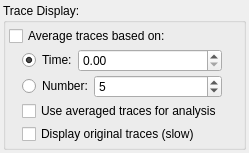
Above: acq4/analysis/modules/STDPAnalyzer/STDPControlTemplate.ui from acq4/acq4 before the change. Below: the same form after it.
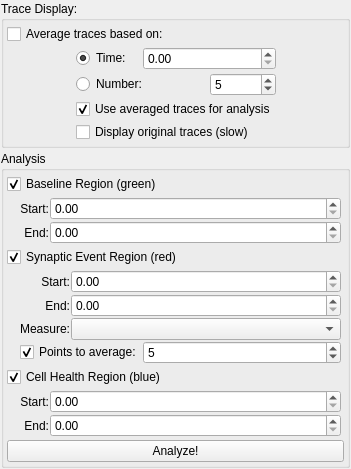
That is the form after the change. Custom widgets are drawn as their Qt base class.

Commit message: got UI set up for analysis

The edit to the form file:
```diff
--- a/acq4/analysis/modules/STDPAnalyzer/STDPControlTemplate.ui
+++ b/acq4/analysis/modules/STDPAnalyzer/STDPControlTemplate.ui
@@ -6,16 +6,16 @@
    <rect>
     <x>0</x>
     <y>0</y>
-    <width>249</width>
-    <height>139</height>
+    <width>351</width>
+    <height>463</height>
    </rect>
   </property>
   <property name="windowTitle">
    <string>Form</string>
   </property>
-  <layout class="QGridLayout" name="gridLayout">
+  <layout class="QGridLayout" name="gridLayout_7">
    <property name="margin">
-    <number>3</number>
+    <number>1</number>
    </property>
    <property name="spacing">
     <number>3</number>
@@ -25,7 +25,7 @@
      <property name="title">
       <string>Trace Display:</string>
      </property>
-     <layout class="QGridLayout" name="gridLayout_3" columnstretch="0,1,0">
+     <layout class="QGridLayout" name="gridLayout_3" columnstretch="0,0,0">
       <property name="margin">
        <number>3</number>
       </property>
@@ -40,7 +40,7 @@
        </widget>
       </item>
       <item row="1" column="1">
-       <layout class="QGridLayout" name="gridLayout_2" columnstretch="0,0,4">
+       <layout class="QGridLayout" name="gridLayout_2" columnstretch="0,0,0">
         <property name="horizontalSpacing">
          <number>1</number>
         </property>
@@ -78,6 +78,9 @@
           <property name="text">
            <string>Use averaged traces for analysis</string>
           </property>
+          <property name="checked">
+           <bool>true</bool>
+          </property>
          </widget>
         </item>
         <item row="1" column="2">
@@ -108,6 +111,19 @@
         </item>
        </layout>
       </item>
+      <item row="2" column="1" colspan="2">
+       <spacer name="verticalSpacer">
+        <property name="orientation">
+         <enum>Qt::Vertical</enum>
+        </property>
+        <property name="sizeHint" stdset="0">
+         <size>
+          <width>20</width>
+          <height>40</height>
+         </size>
+        </property>
+       </spacer>
+      </item>
       <item row="1" column="0">
        <spacer name="horizontalSpacer">
         <property name="orientation">
@@ -131,7 +147,7 @@
         </property>
         <property name="sizeHint" stdset="0">
          <size>
-          <width>40</width>
+          <width>0</width>
           <height>20</height>
          </size>
         </property>
@@ -140,22 +156,302 @@
      </layout>
     </widget>
    </item>
-   <item row="1" column="0">
-    <spacer name="verticalSpacer">
+   <item row="2" column="0">
+    <spacer name="verticalSpacer_3">
      <property name="orientation">
       <enum>Qt::Vertical</enum>
      </property>
      <property name="sizeHint" stdset="0">
       <size>
-       <width>20</width>
-       <height>40</height>
+       <width>244</width>
+       <height>0</height>
       </size>
      </property>
     </spacer>
    </item>
+   <item row="1" column="0">
+    <widget class="QGroupBox" name="analysisGroup">
+     <property name="title">
+      <string>Analysis</string>
+     </property>
+     <layout class="QGridLayout" name="gridLayout_4" columnstretch="0,5,0">
+      <property name="margin">
+       <number>3</number>
+      </property>
+      <property name="spacing">
+       <number>3</number>
+      </property>
+      <item row="0" column="0" colspan="2">
+       <widget class="QCheckBox" name="baselineCheck">
+        <property name="text">
+         <string>Baseline Region (green)</string>
+        </property>
+        <property name="checked">
+         <bool>true</bool>
+        </property>
+       </widget>
+      </item>
+      <item row="1" column="1">
+       <layout class="QGridLayout" name="gridLayout" columnstretch="0,5,0">
+        <property name="spacing">
+         <number>1</number>
+        </property>
+        <item row="0" column="0">
+         <widget class="QLabel" name="label">
+          <property name="text">
+           <string>Start:</string>
+          </property>
+          <property name="alignment">
+           <set>Qt::AlignRight|Qt::AlignTrailing|Qt::AlignVCenter</set>
+          </property>
+         </widget>
+        </item>
+        <item row="0" column="1">
+         <widget class="SpinBox" name="baselineStartSpin"/>
+        </item>
+        <item row="1" column="0">
+         <widget class="QLabel" name="label_2">
+          <property name="text">
+           <string>End:</string>
+          </property>
+          <property name="alignment">
+           <set>Qt::AlignRight|Qt::AlignTrailing|Qt::AlignVCenter</set>
+          </property>
+         </widget>
+        </item>
+        <item row="1" column="1">
+         <widget class="SpinBox" name="baselineEndSpin"/>
+        </item>
+       </layout>
+      </item>
+      <item row="2" column="0" colspan="2">
+       <widget class="QCheckBox" name="pspCheck">
+        <property name="text">
+         <string>Synaptic Event Region (red)</string>
+        </property>
+        <property name="checked">
+         <bool>true</bool>
+        </property>
+       </widget>
+      </item>
+      <item row="3" column="1">
+       <layout class="QGridLayout" name="gridLayout_5" columnstretch="0,1,3">
+        <property name="spacing">
+         <number>1</number>
+        </property>
+        <item row="0" column="0">
+         <widget class="QLabel" name="label_3">
+          <property name="text">
+           <string>Start:</string>
+          </property>
+          <property name="alignment">
+           <set>Qt::AlignRight|Qt::AlignTrailing|Qt::AlignVCenter</set>
+          </property>
+         </widget>
+        </item>
+        <item row="0" column="1" colspan="2">
+         <widget class="SpinBox" name="pspStartSpin"/>
+        </item>
+        <item row="1" column="0">
+         <widget class="QLabel" name="label_4">
+          <property name="text">
+           <string>End:</string>
+          </property>
+          <property name="alignment">
+           <set>Qt::AlignRight|Qt::AlignTrailing|Qt::AlignVCenter</set>
+          </property>
+         </widget>
+        </item>
+        <item row="1" column="1" colspan="2">
+         <widget class="SpinBox" name="pspEndSpin"/>
+        </item>
+        <item row="2" column="0">
+         <widget class="QLabel" name="label_7">
+          <property name="text">
+           <string>Measure:</string>
+          </property>
+          <property name="alignment">
+           <set>Qt::AlignRight|Qt::AlignTrailing|Qt::AlignVCenter</set>
+          </property>
+         </widget>
+        </item>
+        <item row="3" column="0" colspan="2">
+         <widget class="QCheckBox" name="pointsToAvgSpin">
+          <property name="text">
+           <string>Points to average:</string>
+          </property>
+          <property name="checked">
+           <bool>true</bool>
+          </property>
+         </widget>
+        </item>
+        <item row="2" column="1" colspan="2">
+         <widget class="ComboBox" name="measureModeCombo"/>
+        </item>
+        <item row="3" column="2">
+         <widget class="SpinBox" name="measureAvgSpin">
+          <property name="decimals">
+           <number>0</number>
+          </property>
+          <property name="value">
+           <double>5.000000000000000</double>
+          </property>
+         </widget>
+        </item>
+       </layout>
+      </item>
+      <item row="4" column="0" colspan="2">
+       <widget class="QCheckBox" name="healthCheck">
+        <property name="text">
+         <string>Cell Health Region (blue)</string>
+        </property>
+        <property name="checked">
+         <bool>true</bool>
+        </property>
+       </widget>
+      </item>
+      <item row="5" column="1">
+       <layout class="QGridLayout" name="gridLayout_6" columnstretch="0,5">
+        <property name="spacing">
+         <number>1</number>
+        </property>
+        <item row="0" column="1">
+         <widget class="SpinBox" name="healthStartSpin"/>
+        </item>
+        <item row="1" column="0">
+         <widget class="QLabel" name="label_6">
+          <property name="text">
+           <string>End:</string>
+          </property>
+          <property name="alignment">
+           <set>Qt::AlignRight|Qt::AlignTrailing|Qt::AlignVCenter</set>
+          </property>
+         </widget>
+        </item>
+        <item row="1" column="1">
+         <widget class="SpinBox" name="healthEndSpin"/>
+        </item>
+        <item row="0" column="0">
+         <widget class="QLabel" name="label_5">
+          <property name="text">
+           <string>Start:</string>
+          </property>
+          <property name="alignment">
+           <set>Qt::AlignRight|Qt::AlignTrailing|Qt::AlignVCenter</set>
+          </property>
+         </widget>
+        </item>
+       </layout>
+      </item>
+      <item row="7" column="0" colspan="3">
+       <widget class="QPushButton" name="pushButton">
+        <property name="text">
+         <string>Analyze!</string>
+        </property>
+       </widget>
+      </item>
+      <item row="6" column="1">
+       <spacer name="verticalSpacer_2">
+        <property name="orientation">
+         <enum>Qt::Vertical</enum>
+        </property>
+        <property name="sizeHint" stdset="0">
+         <size>
+          <width>20</width>
+          <height>40</height>
+         </size>
+        </property>
+       </spacer>
+      </item>
+      <item row="1" column="0">
+       <spacer name="horizontalSpacer_3">
+        <property name="orientation">
+         <enum>Qt::Horizontal</enum>
+        </property>
+        <property name="sizeHint" stdset="0">
+         <size>
+          <width>10</width>
+          <height>20</height>
+         </size>
+        </property>
+       </spacer>
+      </item>
+      <item row="3" column="0">
+       <spacer name="horizontalSpacer_4">
+        <property name="orientation">
+         <enum>Qt::Horizontal</enum>
+        </property>
+        <property name="sizeHint" stdset="0">
+         <size>
+          <width>10</width>
+          <height>20</height>
+         </size>
+        </property>
+       </spacer>
+      </item>
+      <item row="5" column="0">
+       <spacer name="horizontalSpacer_5">
+        <property name="orientation">
+         <enum>Qt::Horizontal</enum>
+        </property>
+        <property name="sizeHint" stdset="0">
+         <size>
+          <width>10</width>
+          <height>20</height>
+         </size>
+        </property>
+       </spacer>
+      </item>
+      <item row="1" column="2">
+       <spacer name="horizontalSpacer_6">
+        <property name="orientation">
+         <enum>Qt::Horizontal</enum>
+        </property>
+        <property name="sizeHint" stdset="0">
+         <size>
+          <width>0</width>
+          <height>20</height>
+         </size>
+        </property>
+       </spacer>
+      </item>
+      <item row="3" column="2">
+       <spacer name="horizontalSpacer_7">
+        <property name="orientation">
+         <enum>Qt::Horizontal</enum>
+        </property>
+        <property name="sizeHint" stdset="0">
+         <size>
+          <width>0</width>
+          <height>20</height>
+         </size>
+        </property>
+       </spacer>
+      </item>
+      <item row="5" column="2">
+       <spacer name="horizontalSpacer_8">
+        <property name="orientation">
+         <enum>Qt::Horizontal</enum>
+        </property>
+        <property name="sizeHint" stdset="0">
+         <size>
+          <width>0</width>
+          <height>20</height>
+         </size>
+        </property>
+       </spacer>
+      </item>
+     </layout>
+    </widget>
+   </item>
   </layout>
  </widget>
  <customwidgets>
+  <customwidget>
+   <class>ComboBox</class>
+   <extends>QComboBox</extends>
+   <header location="global">acq4.pyqtgraph.widgets.ComboBox</header>
+  </customwidget>
   <customwidget>
    <class>SpinBox</class>
    <extends>QDoubleSpinBox</extends>
```
The commit also changes 2 other files.
